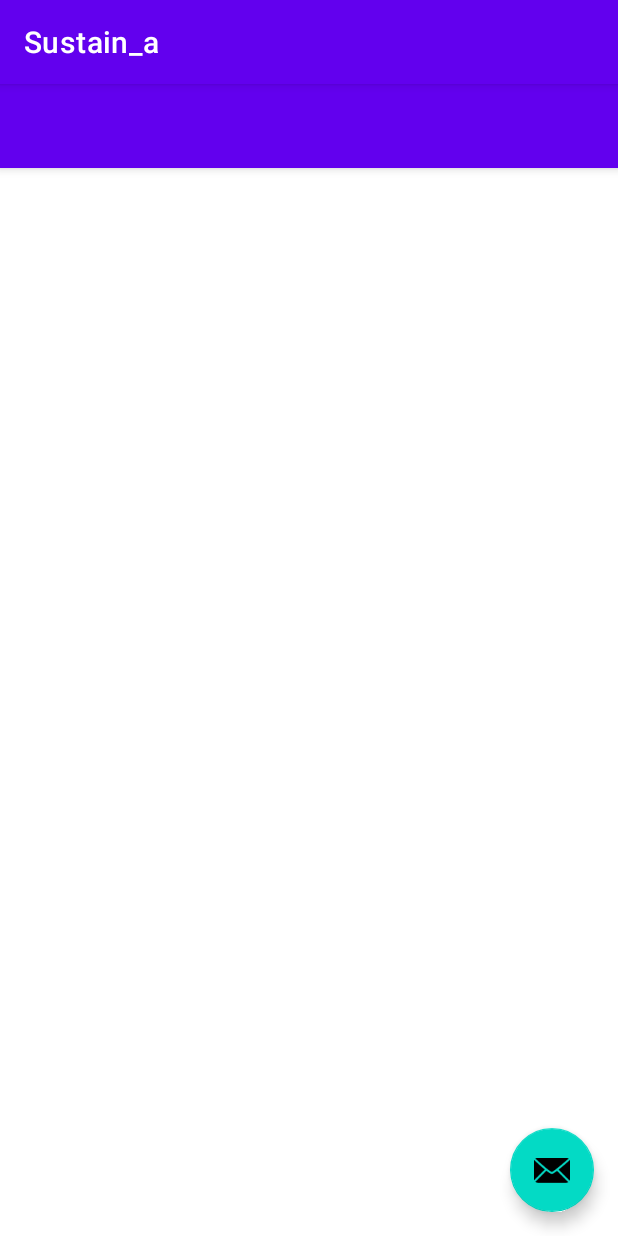
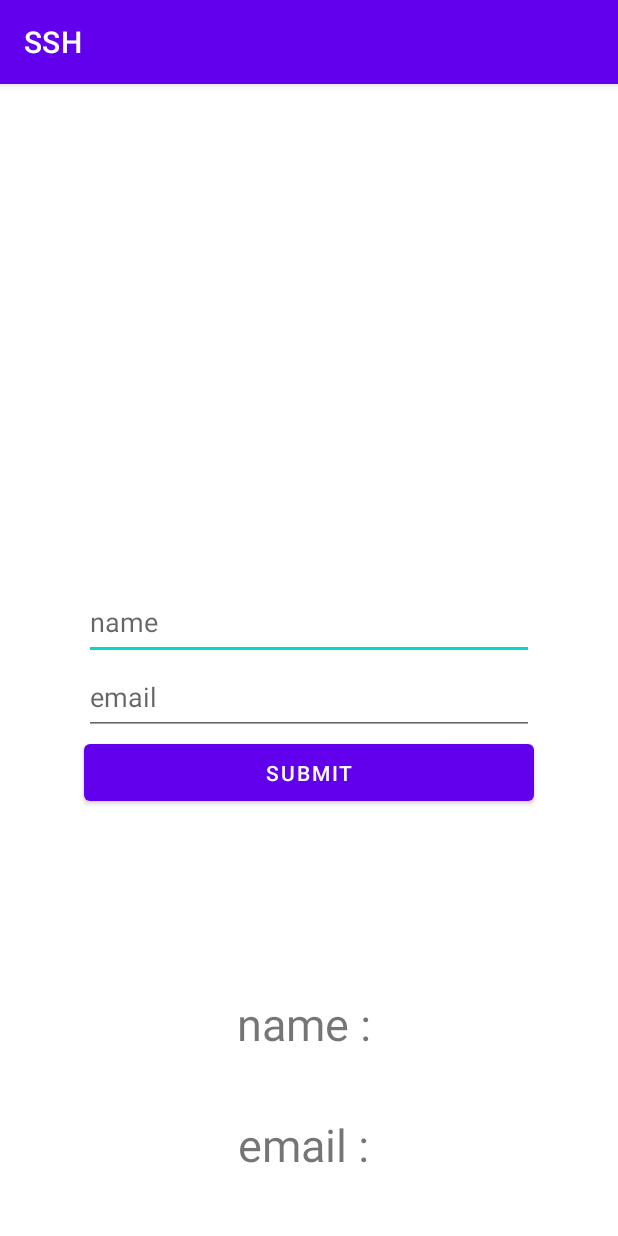
Before and after one commit to Kwongiwook/cTeam_Android, an Android app: the screen it shows after launch (MainActivity), on a phone screen of 412 x 824 dp. Run offline under Robolectric (Android 15) with nearby library versions, the phone set to English and light mode, and no system bars.

Commit message:
MVP Pattern 2
간단한 덧셈 예제를 구현해보았다. 솔직히 잘 모르겠음.

```diff
--- a/app/build.gradle
+++ b/app/build.gradle
@@ -72,4 +72,8 @@ dependencies {
     // Glide.with(this).load("http://www.selphone.co.kr/homepage/img/team/3.jpg").into(imageView);
     implementation 'com.github.bumptech.glide:glide:4.9.0'
     annotationProcessor 'com.github.bumptech.glide:compiler:4.9.0'
+
+    // DI 보조 라이브러리
+    implementation 'com.google.dagger:dagger-android:2.35.1'
+    annotationProcessor 'com.google.dagger:dagger-android-processor:2.35.1'
 }
--- a/app/src/main/AndroidManifest.xml
+++ b/app/src/main/AndroidManifest.xml
@@ -1,6 +1,6 @@
 <?xml version="1.0" encoding="utf-8"?>
 <manifest xmlns:android="http://schemas.android.com/apk/res/android"
-    package="com.ssh.sustain_a">
+    package="com.ssh.sustain">
 
     <!--안드로이드 프로젝트의 기본적인 설정이 담겨있습니다.
     액티비티 등을 추가하여 자동으로 생성되는 경우가 아니면 절대 건드리지 맙시다.-->
@@ -21,7 +21,7 @@
         >
 
         <!--앱이 실행될 때 가장 돌아갈 액티비티입니다.-->
-        <activity android:name=".ui.activity.MainActivity">
+        <activity android:name="com.ssh.sustain.ui.activity.MainActivity">
             <intent-filter>
                 <action android:name="android.intent.action.MAIN"/>
 
--- /dev/null
+++ b/app/src/main/java/com/ssh/sustain/domain/MainModel.java
@@ -0,0 +1,16 @@
+package com.ssh.sustain.domain;
+
+import com.ssh.sustain.ui.presenter.MainContract;
+
+public class MainModel {
+    MainContract.Presenter presenter;
+
+    public MainModel(MainContract.Presenter presenter) {
+        this.presenter = presenter;
+    }
+
+    public void saveData(int data) {
+        //Todo
+
+    }
+}
--- /dev/null
+++ b/app/src/main/java/com/ssh/sustain/ui/activity/MainActivity.java
@@ -0,0 +1,39 @@
+package com.ssh.sustain.ui.activity;
+
+import androidx.appcompat.app.AppCompatActivity;
+
+import android.os.Bundle;
+import android.view.View;
+import android.widget.TextView;
+
+import com.ssh.sustain.R;
+import com.ssh.sustain.ui.presenter.MainContract;
+import com.ssh.sustain.ui.presenter.MainPresenter;
+
+public class MainActivity extends AppCompatActivity implements MainContract.View {
+
+    /*
+    아 존나 빠르네 시발 진짜 ㅋㅋㅋㅋ
+     */
+
+    MainContract.Presenter mainPresenter;
+
+    @Override
+    protected void onCreate(Bundle savedInstanceState) {
+        super.onCreate(savedInstanceState);
+        setContentView(R.layout.test_layout);
+
+        mainPresenter = new MainPresenter(this);
+        initListener();
+    }
+
+    private void initListener() {
+        findViewById(R.id.button_submit).setOnClickListener(v -> mainPresenter.addNums(1,2));
+    }
+
+    @Override
+    public void showResult(int result) {
+        //Todo logic
+        ((TextView)findViewById(R.id.email_input)).setText(Integer.toString(result));
+    }
+}
--- a/app/src/main/java/com/ssh/sustain_a/ui/fragment/TestFragent.java
+++ b/app/src/main/java/com/ssh/sustain/ui/fragment/TestFragent.java
@@ -1,4 +1,4 @@
-package com.ssh.sustain_a.ui.fragment;
+package com.ssh.sustain.ui.fragment;
 
 import android.os.Bundle;
 import android.view.LayoutInflater;
--- /dev/null
+++ b/app/src/main/java/com/ssh/sustain/ui/presenter/MainContract.java
@@ -0,0 +1,17 @@
+package com.ssh.sustain.ui.presenter;
+
+public interface MainContract {
+
+    interface View {
+
+        void showResult(int result);
+
+    }
+
+    interface Presenter {
+
+        void addNums(int input1, int input2);
+
+        void saveData(int data);
+    }
+}
--- /dev/null
+++ b/app/src/main/java/com/ssh/sustain/ui/presenter/MainPresenter.java
@@ -0,0 +1,25 @@
+package com.ssh.sustain.ui.presenter;
+
+import com.ssh.sustain.domain.MainModel;
+
+public class MainPresenter implements MainContract.Presenter {
+
+    MainContract.View mainView;
+    MainModel mainModel;
+
+    public MainPresenter(MainContract.View mainView) {
+        this.mainView = mainView;
+
+        mainModel = new MainModel(this);
+    }
+
+    @Override
+    public void addNums(int input1, int input2) {
+        mainView.showResult(input1 + input2);
+    }
+
+    @Override
+    public void saveData(int data) {
+        mainModel.saveData(data);
+    }
+}
--- a/app/src/main/java/com/ssh/sustain_a/ui/activity/MainActivity.java
+++ /dev/null
@@ -1,16 +0,0 @@
-package com.ssh.sustain_a.ui.activity;
-
-import androidx.appcompat.app.AppCompatActivity;
-
-import android.os.Bundle;
-
-import com.ssh.sustain_a.R;
-
-public class MainActivity extends AppCompatActivity {
-
-    @Override
-    protected void onCreate(Bundle savedInstanceState) {
-        super.onCreate(savedInstanceState);
-        setContentView(R.layout.login_expert);
-    }
-}
--- /dev/null
+++ b/app/src/main/res/layout/test_layout.xml
@@ -0,0 +1,61 @@
+<?xml version="1.0" encoding="utf-8"?>
+<androidx.constraintlayout.widget.ConstraintLayout xmlns:android="http://schemas.android.com/apk/res/android"
+    xmlns:app="http://schemas.android.com/apk/res-auto"
+    xmlns:tools="http://schemas.android.com/tools"
+    android:layout_width="match_parent"
+    android:layout_height="match_parent"
+    tools:context="com.ssh.sustain.ui.activity.MainActivity">
+
+    <EditText
+        android:id="@+id/name_input"
+        android:layout_width="300dp"
+        android:layout_height="50dp"
+        android:hint="name"
+        app:layout_constraintBottom_toTopOf="@id/email_input"
+        app:layout_constraintLeft_toLeftOf="parent"
+        app:layout_constraintRight_toRightOf="parent"
+        app:layout_constraintTop_toTopOf="parent"
+        app:layout_constraintVertical_chainStyle="packed" />
+
+    <EditText
+        android:id="@+id/email_input"
+        android:layout_width="300dp"
+        android:layout_height="50dp"
+        android:hint="email"
+        app:layout_constraintBottom_toBottomOf="parent"
+        app:layout_constraintLeft_toLeftOf="parent"
+        app:layout_constraintRight_toRightOf="parent"
+        app:layout_constraintTop_toBottomOf="@id/name_input"/>
+
+    <Button
+        android:id="@+id/button_submit"
+        android:layout_width="300dp"
+        android:layout_height="50dp"
+        android:text="Submit"
+        app:layout_constraintLeft_toLeftOf="parent"
+        app:layout_constraintRight_toRightOf="parent"
+        app:layout_constraintTop_toBottomOf="@id/email_input"/>
+
+    <TextView
+        android:id="@+id/name_output"
+        android:layout_width="wrap_content"
+        android:layout_height="wrap_content"
+        android:text="name : "
+        android:textSize="30sp"
+        app:layout_constraintBottom_toBottomOf="parent"
+        app:layout_constraintLeft_toLeftOf="parent"
+        app:layout_constraintRight_toRightOf="parent"
+        app:layout_constraintTop_toBottomOf="@id/button_submit" />
+
+    <TextView
+        android:id="@+id/email_output"
+        android:layout_width="wrap_content"
+        android:layout_height="wrap_content"
+        android:text="email : "
+        android:textSize="30sp"
+        app:layout_constraintBottom_toBottomOf="parent"
+        app:layout_constraintLeft_toLeftOf="parent"
+        app:layout_constraintRight_toRightOf="parent"
+        app:layout_constraintTop_toBottomOf="@id/name_output" />
+
+</androidx.constraintlayout.widget.ConstraintLayout>
--- a/app/src/main/res/values/strings.xml
+++ b/app/src/main/res/values/strings.xml
@@ -1,3 +1,3 @@
 <resources>
-    <string name="app_name">Sustain_a</string>
+    <string name="app_name">SSH</string>
 </resources>
```
Also changed, not shown: 4 other files.
